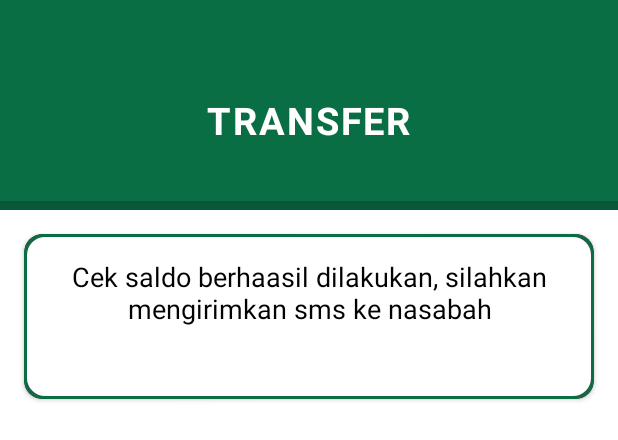
After one commit to paulinasimatupang/lakupandai-lokal, an Android app built with Jetpack Compose: the layout activity_saldo.xml on its own in the app's theme, with its tools: preview values and no code run, on a phone screen of 412 x 824 dp. The commit adds this screen. Shown: the top 440 px of the screen. Run offline under Robolectric (Android 15) with nearby library versions, the light colour scheme and no system bars.

Commit message:
perbaikan cek saldo

```diff
--- a/app/src/main/java/id/co/bankntbsyariah/lakupandai/ui/FormActivity.kt
+++ b/app/src/main/java/id/co/bankntbsyariah/lakupandai/ui/FormActivity.kt
@@ -158,6 +158,7 @@ class FormActivity : AppCompatActivity() {
         }
     }
 
+
     private fun setupWindowInsets() {
         ViewCompat.setOnApplyWindowInsetsListener(findViewById(R.id.main)) { v, insets ->
             val systemBars = insets.getInsets(WindowInsetsCompat.Type.systemBars())
@@ -340,6 +341,7 @@ class FormActivity : AppCompatActivity() {
 //            screenTitle.contains("Bayar", ignoreCase = true) -> R.layout.activity_bayar
             screenTitle.contains("Pilih", ignoreCase = true) -> R.layout.pilihan_otp
             screenTitle.contains("Transfer", ignoreCase = true) -> R.layout.activity_transfer
+            screenTitle.contains("Saldo", ignoreCase = true) -> R.layout.activity_saldo
             screenTitle.contains("PIN", ignoreCase = true) -> R.layout.screen_pin
             screenTitle.contains("Berhasil", ignoreCase = true) ->
             {
@@ -465,7 +467,6 @@ class FormActivity : AppCompatActivity() {
                     Log.e("FormActivity", "TextView with ID success not found")
                 }
             }
-
             if (component.id == "TRF27" && component.label.contains("Penerima")) {
                 extraText = "Penerima"
             } else if ((component.id == "AG001" || component.id == "TRF26") && component.label.contains(
@@ -2928,10 +2929,10 @@ class FormActivity : AppCompatActivity() {
 
             }
             val unf01Value = componentValues["AG009"] ?: ""
-            val rnr02Value = componentValues["RNR02"] ?: ""
-            val unf03Value = componentValues["UNF03"] ?: ""
+            val rnr02Value = componentValues["RNR05"] ?: ""
+            val unf03Value = componentValues["UNF05"] ?: ""
             val unf04Value = componentValues["SET10"] ?: ""
-            val unf05Value = componentValues["NAR01"] ?: ""
+            val unf05Value = componentValues["NAR05"] ?: ""
             val rnr06Value = componentValues["TRF30"] ?: ""
             val rnr07Value = componentValues["TRT07 "] ?: ""
             val rnr08Value = componentValues["TRF31"] ?: ""
@@ -2941,7 +2942,9 @@ class FormActivity : AppCompatActivity() {
 
             when (screen.id) {
                 "RCS0001" -> {
-                    componentValues["MSG05"] = "Nasabah Yth.$unf05Value, dengan nomor rekening: $unf03Value. Sisa saldo anda adalah $rnr02Value."
+                    val currentDate = getCurrentDate()
+                    val currentTime = getCurrentTime()
+                    componentValues["MSG05"] = "Saldo no.rek $unf03Value a.n $unf05Value Rp.$rnr02Value pada $currentDate waktu: $currentTime."
                 }
                 "TF00003" -> {
                     componentValues["MSG05"] = "Nasabah Yth.$rnr08Value , dengan nomor rekening: $rnr07Value . Berhasil melakukan transaksi transfer kepada $rnr09Value penerima dengan nominal $rnr10Value  ."
--- a/app/src/main/java/id/co/bankntbsyariah/lakupandai/ui/MenuActivity.kt
+++ b/app/src/main/java/id/co/bankntbsyariah/lakupandai/ui/MenuActivity.kt
@@ -392,7 +392,7 @@ class MenuActivity : AppCompatActivity() {
         val spacing = (resources.displayMetrics.density * 8).toInt()
         menuContainer?.addItemDecoration(SpacingItemDecorator(spacing))
         menuList.clear()
-        val menuAdapter = RecyclerViewMenuAdapter(menuList, this@MenuActivity, menuId == "HMB0000",menuId == "PP00001")
+        val menuAdapter = RecyclerViewMenuAdapter(menuList, this@MenuActivity, menuId == "HMB0000",menuId == "PP00001", menuId == "PR00000")
         menuContainer?.adapter = menuAdapter
 
         screen.comp.forEach { comp ->
@@ -484,7 +484,7 @@ class MenuActivity : AppCompatActivity() {
 
                 Log.d("BOTTOM1", "MENULIST BOTTOM: $menuList")
 
-                val menuAdapter = RecyclerViewMenuAdapter(menuList, this@MenuActivity, false, isProfile = false)
+                val menuAdapter = RecyclerViewMenuAdapter(menuList, this@MenuActivity, false, isProfile = false, isList = false)
                 recyclerView.adapter = menuAdapter
 
                 menuAdapter.notifyDataSetChanged()
--- a/app/src/main/java/id/co/bankntbsyariah/lakupandai/ui/adapter/RecyclerViewMenuAdapter.kt
+++ b/app/src/main/java/id/co/bankntbsyariah/lakupandai/ui/adapter/RecyclerViewMenuAdapter.kt
@@ -28,7 +28,8 @@ class RecyclerViewMenuAdapter(
     private val menuList: ArrayList<MenuItem>,
     private val context: Context,
     private val isHamburger: Boolean,
-    private val isProfile: Boolean
+    private val isProfile: Boolean,
+    private val isList: Boolean
 
 ) : RecyclerView.Adapter<RecyclerViewMenuAdapter.MenuViewHolder>() {
     val TAG: String  // Define a tag for logging
@@ -42,6 +43,8 @@ class RecyclerViewMenuAdapter(
             if (isHamburger) {
                 R.layout.recycler_list_menu
             } else if(isProfile){
+                R.layout.recycler_profile_list
+            } else if(isList){
                 R.layout.recycler_profile_list
             } else {
                 R.layout.recycler_view_menu_item
--- /dev/null
+++ b/app/src/main/res/layout/activity_saldo.xml
@@ -0,0 +1,143 @@
+<?xml version="1.0" encoding="utf-8"?>
+<androidx.constraintlayout.widget.ConstraintLayout xmlns:android="http://schemas.android.com/apk/res/android"
+    xmlns:app="http://schemas.android.com/apk/res-auto"
+    xmlns:tools="http://schemas.android.com/tools"
+    android:id="@+id/main"
+    android:layout_width="match_parent"
+    android:layout_height="match_parent"
+    android:background="#FFFFFF"
+    tools:context=".ui.FormActivity">
+
+    <LinearLayout
+        android:id="@+id/button_container"
+        android:layout_width="match_parent"
+        android:layout_height="wrap_content"
+        android:orientation="horizontal"
+        app:layout_constraintTop_toTopOf="parent"
+        app:layout_constraintStart_toStartOf="parent"
+        android:elevation="6dp"
+        app:layout_constraintEnd_toEndOf="parent">
+
+        <androidx.cardview.widget.CardView
+            android:id="@+id/card"
+            android:layout_width="match_parent"
+            android:layout_height="wrap_content"
+            app:cardCornerRadius="8dp"
+            android:elevation="12dp"
+            android:layout_margin="0dp"
+            app:cardElevation="15dp"
+            app:cardBackgroundColor="@android:color/transparent"
+            android:outlineProvider="bounds">
+
+            <LinearLayout
+                android:layout_width="match_parent"
+                android:layout_height="140dp"
+                android:background="@drawable/shadow_drawable"
+                android:gravity="center"
+                android:orientation="horizontal"
+                android:padding="16dp"
+                android:elevation="20dp"
+                android:outlineProvider="bounds">
+
+                <TextView
+                    android:id="@+id/text_center"
+                    android:layout_width="wrap_content"
+                    android:layout_height="wrap_content"
+                    android:layout_marginTop="10dp"
+                    android:text="TRANSFER"
+                    android:textColor="#FFFFFF"
+                    android:textSize="25sp"
+                    android:textStyle="bold"
+                    android:shadowDx="0"
+                    android:shadowDy="7"
+                    android:shadowColor="#031f13"
+                    android:letterSpacing="0.05"
+                    android:padding="8dp" />
+            </LinearLayout>
+        </androidx.cardview.widget.CardView>
+    </LinearLayout>
+
+    <androidx.core.widget.NestedScrollView
+        android:id="@+id/scroll_view"
+        android:layout_width="0dp"
+        android:layout_height="0dp"
+        app:layout_constraintTop_toBottomOf="@id/button_container"
+        app:layout_constraintBottom_toTopOf="@id/footer_container"
+        app:layout_constraintStart_toStartOf="parent"
+        app:layout_constraintEnd_toEndOf="parent"
+        tools:ignore="SpeakableTextPresentCheck">
+
+        <androidx.cardview.widget.CardView
+            android:layout_width="match_parent"
+            android:layout_height="wrap_content"
+            app:cardCornerRadius="12dp"
+            android:layout_marginTop="16dp"
+            android:layout_marginStart="16dp"
+            android:layout_marginEnd="16dp"
+            android:layout_marginBottom="16dp"
+            android:elevation="8dp">
+
+            <LinearLayout
+                android:layout_width="match_parent"
+                android:layout_height="wrap_content"
+                android:orientation="vertical"
+                android:padding="16dp"
+                android:background="@drawable/card_border">
+
+                <TextView
+                    android:id="@+id/massage"
+                    android:layout_width="wrap_content"
+                    android:layout_height="wrap_content"
+                    android:layout_marginLeft="3dp"
+                    android:layout_marginRight="3dp"
+                    android:text="Cek saldo berhaasil dilakukan, silahkan mengirimkan sms ke nasabah"
+                    android:textColor="#000000"
+                    android:textSize="18sp"
+                    android:gravity="center" />
+
+                <LinearLayout
+                    android:id="@+id/menu_container"
+                    android:layout_width="match_parent"
+                    android:layout_height="wrap_content"
+                    android:orientation="vertical"
+                    android:padding="16dp"
+                    android:background="#FFFFFf" />
+            </LinearLayout>
+        </androidx.cardview.widget.CardView>
+    </androidx.core.widget.NestedScrollView>
+
+    <TextView
+        android:id="@+id/error_message"
+        android:layout_width="wrap_content"
+        android:layout_height="wrap_content"
+        style="@style/TextAppearance.MaterialComponents.Headline4"
+        app:layout_constraintTop_toBottomOf="@id/button_container"
+        app:layout_constraintStart_toStartOf="parent"
+        app:layout_constraintEnd_toEndOf="parent"
+        app:layout_constraintBottom_toTopOf="@id/footer_container"
+        android:visibility="gone"
+        android:text="@string/invalid_form_id" />
+
+    <LinearLayout
+        android:id="@+id/footer_container"
+        android:layout_width="match_parent"
+        android:layout_height="wrap_content"
+        android:orientation="vertical"
+        android:padding="0dp"
+        app:layout_constraintBottom_toBottomOf="parent"
+        app:layout_constraintStart_toStartOf="parent"
+        app:layout_constraintEnd_toEndOf="parent"
+        android:gravity="center"
+        android:elevation="10dp">
+
+        <LinearLayout
+            android:id="@+id/button_type_7_container"
+            android:layout_width="400dp"
+            android:layout_height="wrap_content"
+            android:layout_gravity="center_horizontal"
+            android:background="@android:color/transparent"
+            android:orientation="vertical"
+            android:padding="30dp" />
+    </LinearLayout>
+
+</androidx.constraintlayout.widget.ConstraintLayout>
```
